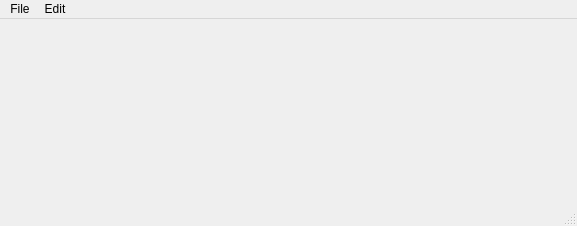
Before: the Qt Designer form ui/MainWindow.ui in sherzberg/vagrant-manager, drawn with Qt 5.
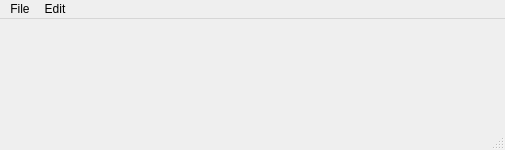
After: the same form once the commit is applied.

Diff of the .ui file:
```diff
--- a/ui/MainWindow.ui
+++ b/ui/MainWindow.ui
@@ -6,8 +6,8 @@
    <rect>
     <x>0</x>
     <y>0</y>
-    <width>577</width>
-    <height>226</height>
+    <width>505</width>
+    <height>150</height>
    </rect>
   </property>
   <property name="windowTitle">
@@ -25,7 +25,7 @@
     <rect>
      <x>0</x>
      <y>0</y>
-     <width>577</width>
+     <width>505</width>
      <height>22</height>
     </rect>
    </property>
```
